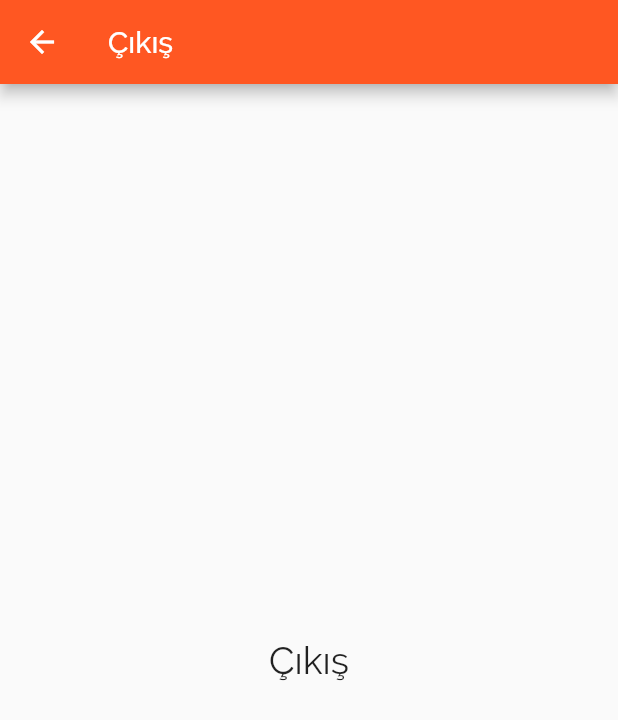
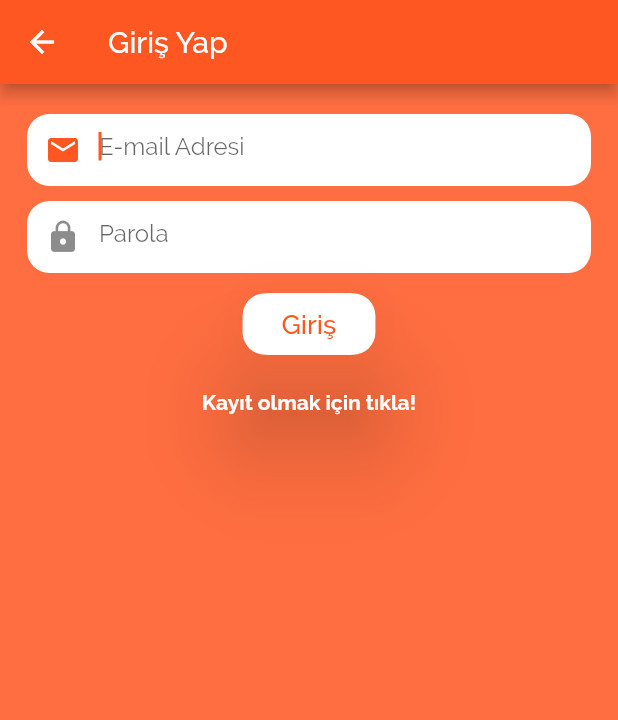
Before and after one commit to ogzogz88/orderapp, a Flutter app: the LoginLogout screen opened directly, on a phone screen of 412 x 824 dp. Shown: the top 720 px of the screen. Run offline on Flutter 3.47's test engine with Material 2 defaults, Android fonts, the phone set to English and light mode, and no system bars; our stand-ins replace cached_network_image, cloud_firestore, firebase_auth, shared_preferences; accounts and stored records are empty; network calls fail.

Commit message:
login and signin with firebase completed

```diff
--- a/lib/main.dart
+++ b/lib/main.dart
@@ -1,5 +1,6 @@
 import 'package:flutter/material.dart';
 import 'userScreens/myHomePage.dart';
+
 
 void main() => runApp(MyApp());
 
@@ -9,7 +10,7 @@ class MyApp extends StatelessWidget {
   Widget build(BuildContext context) {
     return MaterialApp(
       debugShowCheckedModeBanner: false,
-      title: 'Pizzacımız',
+      title: 'Pizzacım',
 
 
       theme: ThemeData(
--- /dev/null
+++ b/lib/tools/app_data.dart
@@ -0,0 +1,19 @@
+
+
+// Databases
+const String usersData='usersData';
+
+
+// Database Collections
+const String userCollection ='userCollection';
+
+
+// user details
+const String userID = 'userID';
+const String userFullName = 'userFullName';
+const String phoneNumber = 'phoneNumber';
+const String emailAddres = 'emailAddres';
+const String userPassword = 'userPassword';
+
+//app data
+const String successful = 'succesful';
--- /dev/null
+++ b/lib/tools/app_methods.dart
@@ -0,0 +1,9 @@
+import 'dart:async';
+
+
+abstract class AppMethods {
+
+  Future<String> logginUser({String email, String password});
+  Future<String> createUserAccount({String fullName,String email,String phone,  String password});
+
+}
--- /dev/null
+++ b/lib/tools/app_tools.dart
@@ -0,0 +1,115 @@
+import 'package:flutter/material.dart';
+import 'package:orderapp/tools/progressDialog.dart';
+import 'package:shared_preferences/shared_preferences.dart';
+
+Widget appTextField({
+  Icon textIcon,
+  String textHint,
+  bool isPassword,
+  double sidePadding,
+  TextEditingController mycontroller,
+  TextInputType textType,
+}) {
+  sidePadding == null ? sidePadding = 0.0 : sidePadding;
+  textHint == null ? textHint = "" : textHint;
+  textType == null ? textType= TextInputType.text : textType;
+
+  return Padding(
+    padding: new EdgeInsets.only(left: sidePadding, right: sidePadding),
+    child: new Container(
+      decoration: BoxDecoration(
+        color: Colors.white,
+        borderRadius: BorderRadius.all(Radius.circular(15)),
+      ),
+      child: TextField(
+        keyboardType: textType == null ? TextInputType.text : textType,
+        controller: mycontroller,
+        autofocus: true,
+        obscureText: isPassword == null ? false : isPassword,
+        decoration: InputDecoration(
+          border: InputBorder.none,
+          hintText: textHint,
+          prefixIcon: textIcon == null ? Container() : textIcon,
+
+          // suffixIcon: isPassword == true ? new IconButton(icon: null, onPressed: null) : ,
+        ),
+      ),
+    ),
+  );
+}
+
+Widget appButton(
+    {String btnTxt,
+    double btnPadding,
+    Color btnColor,
+    VoidCallback onBtnClicked}) {
+  btnTxt == null ? btnTxt = "App Button" : btnTxt;
+  btnPadding == null ? btnPadding = 0.0 : btnPadding;
+  btnColor == null ? btnColor = Colors.black : btnColor;
+
+  return Padding(
+    padding: new EdgeInsets.only(left: btnPadding, right: btnPadding),
+    child: RaisedButton(
+      shape: RoundedRectangleBorder(
+        borderRadius: BorderRadius.all(
+          Radius.circular(15),
+        ),
+      ),
+      // shape:  OutlineInputBorder(borderRadius: BorderRadius.all(Radius.circular(15),),),
+
+      color: Colors.white,
+
+      highlightElevation: 10,
+      disabledElevation: 20,
+      // clipBehavior: Clip.antiAlias,
+      disabledColor: Colors.white,
+      elevation: 30,
+
+      splashColor: Colors.white,
+      onPressed: onBtnClicked,
+      child: Container(
+        padding: EdgeInsets.fromLTRB(10, 10, 10, 10),
+        decoration: BoxDecoration(
+          color: Colors.white,
+        ),
+        child: Text(
+          btnTxt,
+          style: TextStyle(color: btnColor, fontSize: 18),
+        ),
+      ),
+    ),
+  );
+}
+
+showSnackBar(String message, final scaffoldKey) {
+  scaffoldKey.currentState.showSnackBar(new SnackBar(
+    content: Text(
+      message,
+      textAlign: TextAlign.center,
+      style: TextStyle(
+        color: Colors.white,
+      ),
+    ),
+    backgroundColor: Colors.red,
+  ));
+}
+
+displayProggressDialog(BuildContext context) {
+  Navigator.of(context).push(new PageRouteBuilder(
+      opaque: false,
+      pageBuilder: (BuildContext context, _, __) {
+        return new ProgressDialog();
+      }));
+}
+
+closeProggressDialog(BuildContext context) {
+  Navigator.of(context).pop();
+}
+
+writeDataLocally({String key, String value}) async{
+Future<SharedPreferences> saveLocal =SharedPreferences.getInstance();
+final SharedPreferences localData = await saveLocal;
+
+localData.setString(key, value);
+
+}
--- /dev/null
+++ b/lib/userScreens/login.dart
@@ -0,0 +1,111 @@
+import 'package:flutter/material.dart';
+import 'package:orderapp/tools/app_data.dart';
+import 'package:orderapp/tools/app_methods.dart';
+import 'package:orderapp/tools/app_tools.dart';
+import 'package:orderapp/tools/firebase_methods.dart';
+import 'package:orderapp/userScreens/signUp.dart';
+
+class LoginLogout extends StatefulWidget {
+  @override
+  _LoginLogoutState createState() => _LoginLogoutState();
+}
+
+class _LoginLogoutState extends State<LoginLogout> {
+  TextEditingController emailCont = new TextEditingController();
+  TextEditingController passwordCont = new TextEditingController();
+  final scaffoldKey = new GlobalKey<ScaffoldState>();
+
+  BuildContext myContext;
+
+  AppMethods appMethod = new FireBaseMethods();
+
+  @override
+  Widget build(BuildContext context) {
+    this.myContext=context;
+
+    return Scaffold(
+
+      key: scaffoldKey,
+      backgroundColor: Colors.deepOrangeAccent,
+      //Theme.of(context).primaryColor
+
+      appBar: AppBar(
+        title: Text('Giriş Yap'),
+        centerTitle: false,
+      ),
+      body: SingleChildScrollView(
+        child: Column(
+          children: <Widget>[
+            SizedBox(
+              height: 20,
+            ),
+            appTextField(
+              isPassword: false,
+              sidePadding: 18,
+              textHint: "E-mail Adresi",
+              textIcon: Icon(Icons.email),
+              mycontroller: emailCont,
+            ),
+            SizedBox(
+              height: 10,
+            ),
+            appTextField(
+              isPassword: true,
+              sidePadding: 18,
+              textHint: "Parola",
+              textIcon: Icon(Icons.lock),
+              mycontroller: passwordCont,
+            ),
+            SizedBox(
+              height: 10,
+            ),
+            appButton(
+              btnPadding: 90,
+              btnTxt: "Giriş",
+              btnColor: Theme.of(context).primaryColor,
+              onBtnClicked: verifyLogin,
+            ),
+            SizedBox(
+              height: 20,
+            ),
+            GestureDetector(
+              onTap: () {
+                Navigator.of(context).push(new MaterialPageRoute(
+                    builder: (MyContext)=>SignUp()));
+              },
+              child: Text(
+                "Kayıt olmak için tıkla!",
+                style:
+                    TextStyle(color: Colors.white, fontWeight: FontWeight.bold),
+              ),
+            )
+          ],
+        ),
+      ),
+    );
+  }
+
+  verifyLogin() async {
+    if (emailCont.text == "") {
+      showSnackBar("e-mail adresi boş bırakılamaz!", scaffoldKey);
+      return;
+    }
+
+    if (passwordCont.text == "") {
+      showSnackBar("Parola boş bırakılamaz!", scaffoldKey);
+      return;
+    }
+
+    displayProggressDialog(context);
+
+   String response = await appMethod.logginUser(email: emailCont.text.toLowerCase(),password: passwordCont.text.toLowerCase());
+   if (response==successful){
+     closeProggressDialog(context);
+     showSnackBar("Giriş başarılı\n  "+response, scaffoldKey);
+     Navigator.of(context).pop();
+   }else {
+     closeProggressDialog(context);
+     showSnackBar(response, scaffoldKey);
+   }
+  }
+}
--- a/lib/userScreens/loginLogout.dart
+++ /dev/null
@@ -1,22 +0,0 @@
-import 'package:flutter/material.dart';
-
-class LoginLogout extends StatefulWidget {
-  @override
-  _LoginLogoutState createState() => _LoginLogoutState();
-}
-
-class _LoginLogoutState extends State<LoginLogout> {
-  @override
-  Widget build(BuildContext context) {
-    return Scaffold(
-
-      appBar: AppBar(
-        title: Text('Çıkış'),
-        centerTitle: false,
-      ),
-      body: Center(
-        child: Text('Çıkış',style: TextStyle(fontSize: 25),),
-      ),
-    );
-  }
-}
--- a/lib/userScreens/myHomePage.dart
+++ b/lib/userScreens/myHomePage.dart
@@ -9,7 +9,7 @@ import 'notification.dart';
 import 'history.dart';
 import 'delivery.dart';
 import 'aboutUs.dart';
-import 'loginLogout.dart';
+import 'login.dart';
 import 'package:cached_network_image/cached_network_image.dart';
 
 class MyHomePage extends StatefulWidget {
@@ -342,7 +342,7 @@ class _MyHomePageState extends State<MyHomePage> {
                     size: 20,
                   ),
                 ),
-                title: Text('Çıkış'),
+                title: Text('Giriş Yap'),
                 onTap: () {
                   Navigator.of(context).push(
                       MaterialPageRoute(builder: (context) => LoginLogout()));
```
Also changed, not shown: lib/tools/firebase_methods.dart (added, +94 -0 lines), lib/tools/progressDialog.dart (added, +36 -0 lines), lib/userScreens/signUp.dart (added, +151 -0 lines), pubspec.yaml (+15 -2 lines), icons/pizzaIcon.png (added), pubspec.lock, 21 other files.
